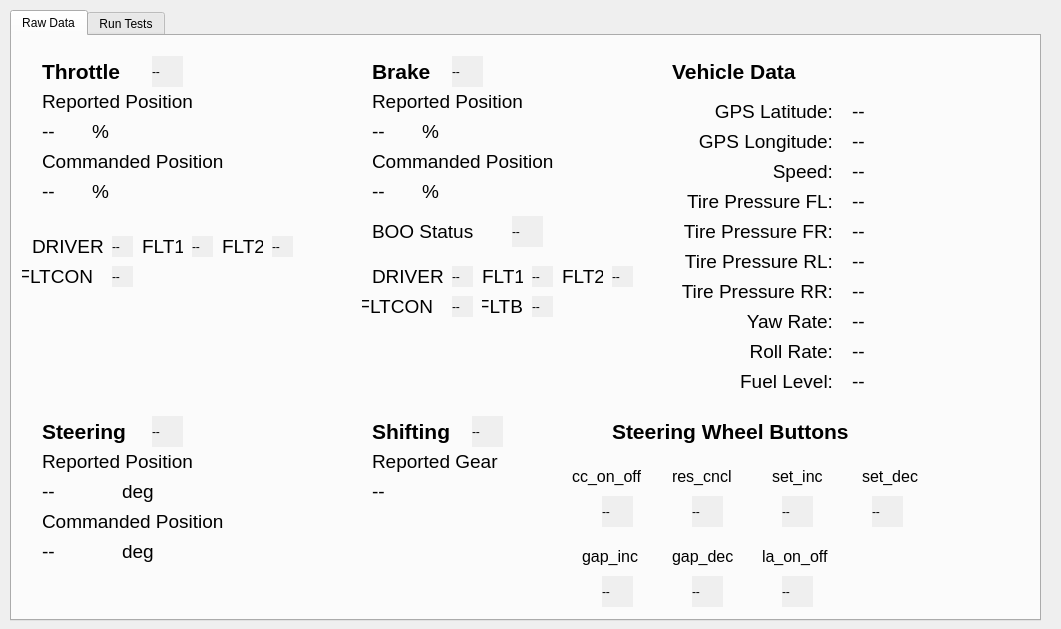
First picture: the form in dbw_mkz_gui/resource/dbw_mkz_gui.ui, repository yinzixuan126/dbw_mkz_ros, before the edit.
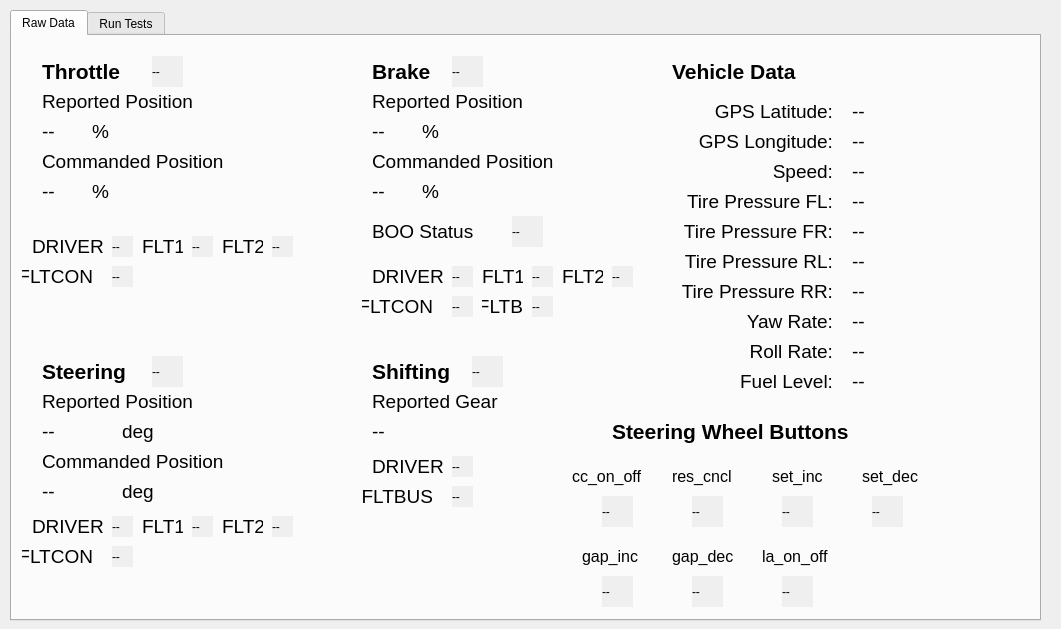
Second picture: the form after the edit.

Diff of the .ui file:
```diff
--- a/dbw_mkz_gui/resource/dbw_mkz_gui.ui
+++ b/dbw_mkz_gui/resource/dbw_mkz_gui.ui
@@ -76,7 +76,7 @@
      <property name="geometry">
       <rect>
        <x>30</x>
-       <y>380</y>
+       <y>320</y>
        <width>91</width>
        <height>31</height>
       </rect>
@@ -96,7 +96,7 @@
      <property name="geometry">
       <rect>
        <x>360</x>
-       <y>380</y>
+       <y>320</y>
        <width>91</width>
        <height>31</height>
       </rect>
@@ -389,7 +389,7 @@
      <property name="geometry">
       <rect>
        <x>30</x>
-       <y>470</y>
+       <y>410</y>
        <width>191</width>
        <height>31</height>
       </rect>
@@ -407,7 +407,7 @@
      <property name="geometry">
       <rect>
        <x>30</x>
-       <y>500</y>
+       <y>440</y>
        <width>61</width>
        <height>31</height>
       </rect>
@@ -425,7 +425,7 @@
      <property name="geometry">
       <rect>
        <x>110</x>
-       <y>440</y>
+       <y>380</y>
        <width>41</width>
        <height>31</height>
       </rect>
@@ -443,7 +443,7 @@
      <property name="geometry">
       <rect>
        <x>110</x>
-       <y>500</y>
+       <y>440</y>
        <width>41</width>
        <height>31</height>
       </rect>
@@ -461,7 +461,7 @@
      <property name="geometry">
       <rect>
        <x>30</x>
-       <y>410</y>
+       <y>350</y>
        <width>161</width>
        <height>31</height>
       </rect>
@@ -479,7 +479,7 @@
      <property name="geometry">
       <rect>
        <x>30</x>
-       <y>440</y>
+       <y>380</y>
        <width>61</width>
        <height>31</height>
       </rect>
@@ -497,7 +497,7 @@
      <property name="geometry">
       <rect>
        <x>360</x>
-       <y>440</y>
+       <y>380</y>
        <width>121</width>
        <height>31</height>
       </rect>
@@ -515,7 +515,7 @@
      <property name="geometry">
       <rect>
        <x>360</x>
-       <y>410</y>
+       <y>350</y>
        <width>161</width>
        <height>31</height>
       </rect>
@@ -571,7 +571,7 @@
      <property name="geometry">
       <rect>
        <x>140</x>
-       <y>380</y>
+       <y>320</y>
        <width>31</width>
        <height>31</height>
       </rect>
@@ -590,7 +590,7 @@
      <property name="geometry">
       <rect>
        <x>460</x>
-       <y>380</y>
+       <y>320</y>
        <width>31</width>
        <height>31</height>
       </rect>
@@ -1646,6 +1646,234 @@
       <set>Qt::AlignLeading|Qt::AlignLeft|Qt::AlignVCenter</set>
      </property>
     </widget>
+    <widget class="QLabel" name="label_48">
+     <property name="geometry">
+      <rect>
+       <x>130</x>
+       <y>470</y>
+       <width>41</width>
+       <height>41</height>
+      </rect>
+     </property>
+     <property name="font">
+      <font>
+       <pointsize>14</pointsize>
+      </font>
+     </property>
+     <property name="text">
+      <string>FLT1</string>
+     </property>
+    </widget>
+    <widget class="QLabel" name="steering_flt2_led">
+     <property name="geometry">
+      <rect>
+       <x>260</x>
+       <y>480</y>
+       <width>21</width>
+       <height>21</height>
+      </rect>
+     </property>
+     <property name="autoFillBackground">
+      <bool>true</bool>
+     </property>
+     <property name="text">
+      <string>--</string>
+     </property>
+     <property name="textFormat">
+      <enum>Qt::PlainText</enum>
+     </property>
+    </widget>
+    <widget class="QLabel" name="label_49">
+     <property name="geometry">
+      <rect>
+       <x>210</x>
+       <y>470</y>
+       <width>41</width>
+       <height>41</height>
+      </rect>
+     </property>
+     <property name="font">
+      <font>
+       <pointsize>14</pointsize>
+      </font>
+     </property>
+     <property name="text">
+      <string>FLT2</string>
+     </property>
+    </widget>
+    <widget class="QLabel" name="steering_flt1_led">
+     <property name="geometry">
+      <rect>
+       <x>180</x>
+       <y>480</y>
+       <width>21</width>
+       <height>21</height>
+      </rect>
+     </property>
+     <property name="autoFillBackground">
+      <bool>true</bool>
+     </property>
+     <property name="text">
+      <string>--</string>
+     </property>
+     <property name="textFormat">
+      <enum>Qt::PlainText</enum>
+     </property>
+    </widget>
+    <widget class="QLabel" name="label_50">
+     <property name="geometry">
+      <rect>
+       <x>10</x>
+       <y>500</y>
+       <width>71</width>
+       <height>41</height>
+      </rect>
+     </property>
+     <property name="font">
+      <font>
+       <pointsize>14</pointsize>
+      </font>
+     </property>
+     <property name="text">
+      <string>FLTCON</string>
+     </property>
+     <property name="alignment">
+      <set>Qt::AlignRight|Qt::AlignTrailing|Qt::AlignVCenter</set>
+     </property>
+    </widget>
+    <widget class="QLabel" name="steering_driver_led">
+     <property name="geometry">
+      <rect>
+       <x>100</x>
+       <y>480</y>
+       <width>21</width>
+       <height>21</height>
+      </rect>
+     </property>
+     <property name="autoFillBackground">
+      <bool>true</bool>
+     </property>
+     <property name="text">
+      <string>--</string>
+     </property>
+     <property name="textFormat">
+      <enum>Qt::PlainText</enum>
+     </property>
+    </widget>
+    <widget class="QLabel" name="steering_fltcon_led">
+     <property name="geometry">
+      <rect>
+       <x>100</x>
+       <y>510</y>
+       <width>21</width>
+       <height>21</height>
+      </rect>
+     </property>
+     <property name="autoFillBackground">
+      <bool>true</bool>
+     </property>
+     <property name="text">
+      <string>--</string>
+     </property>
+     <property name="textFormat">
+      <enum>Qt::PlainText</enum>
+     </property>
+    </widget>
+    <widget class="QLabel" name="label_51">
+     <property name="geometry">
+      <rect>
+       <x>20</x>
+       <y>470</y>
+       <width>71</width>
+       <height>41</height>
+      </rect>
+     </property>
+     <property name="font">
+      <font>
+       <pointsize>14</pointsize>
+      </font>
+     </property>
+     <property name="text">
+      <string>DRIVER</string>
+     </property>
+    </widget>
+    <widget class="QLabel" name="label_52">
+     <property name="geometry">
+      <rect>
+       <x>350</x>
+       <y>440</y>
+       <width>71</width>
+       <height>41</height>
+      </rect>
+     </property>
+     <property name="font">
+      <font>
+       <pointsize>14</pointsize>
+      </font>
+     </property>
+     <property name="text">
+      <string>FLTBUS</string>
+     </property>
+     <property name="alignment">
+      <set>Qt::AlignRight|Qt::AlignTrailing|Qt::AlignVCenter</set>
+     </property>
+    </widget>
+    <widget class="QLabel" name="label_53">
+     <property name="geometry">
+      <rect>
+       <x>360</x>
+       <y>410</y>
+       <width>71</width>
+       <height>41</height>
+      </rect>
+     </property>
+     <property name="font">
+      <font>
+       <pointsize>14</pointsize>
+      </font>
+     </property>
+     <property name="text">
+      <string>DRIVER</string>
+     </property>
+    </widget>
+    <widget class="QLabel" name="gear_driver_led">
+     <property name="geometry">
+      <rect>
+       <x>440</x>
+       <y>420</y>
+       <width>21</width>
+       <height>21</height>
+      </rect>
+     </property>
+     <property name="autoFillBackground">
+      <bool>true</bool>
+     </property>
+     <property name="text">
+      <string>--</string>
+     </property>
+     <property name="textFormat">
+      <enum>Qt::PlainText</enum>
+     </property>
+    </widget>
+    <widget class="QLabel" name="gear_fltbus_led">
+     <property name="geometry">
+      <rect>
+       <x>440</x>
+       <y>450</y>
+       <width>21</width>
+       <height>21</height>
+      </rect>
+     </property>
+     <property name="autoFillBackground">
+      <bool>true</bool>
+     </property>
+     <property name="text">
+      <string>--</string>
+     </property>
+     <property name="textFormat">
+      <enum>Qt::PlainText</enum>
+     </property>
+    </widget>
    </widget>
    <widget class="QWidget" name="tab_tests">
     <attribute name="title">
```
